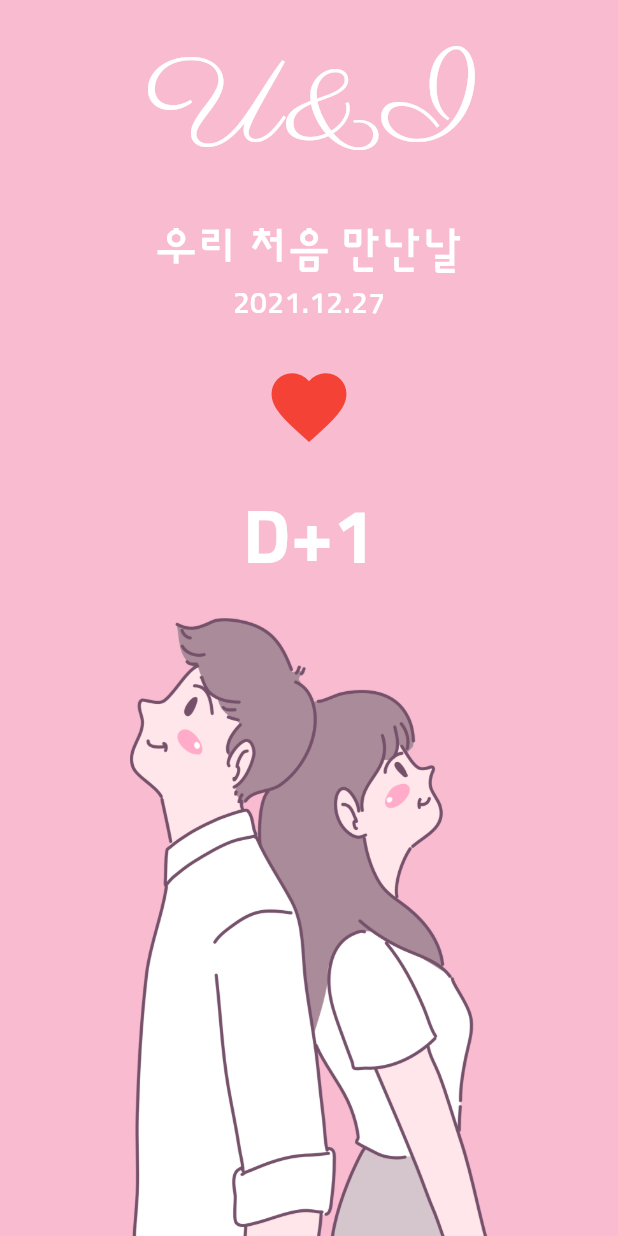
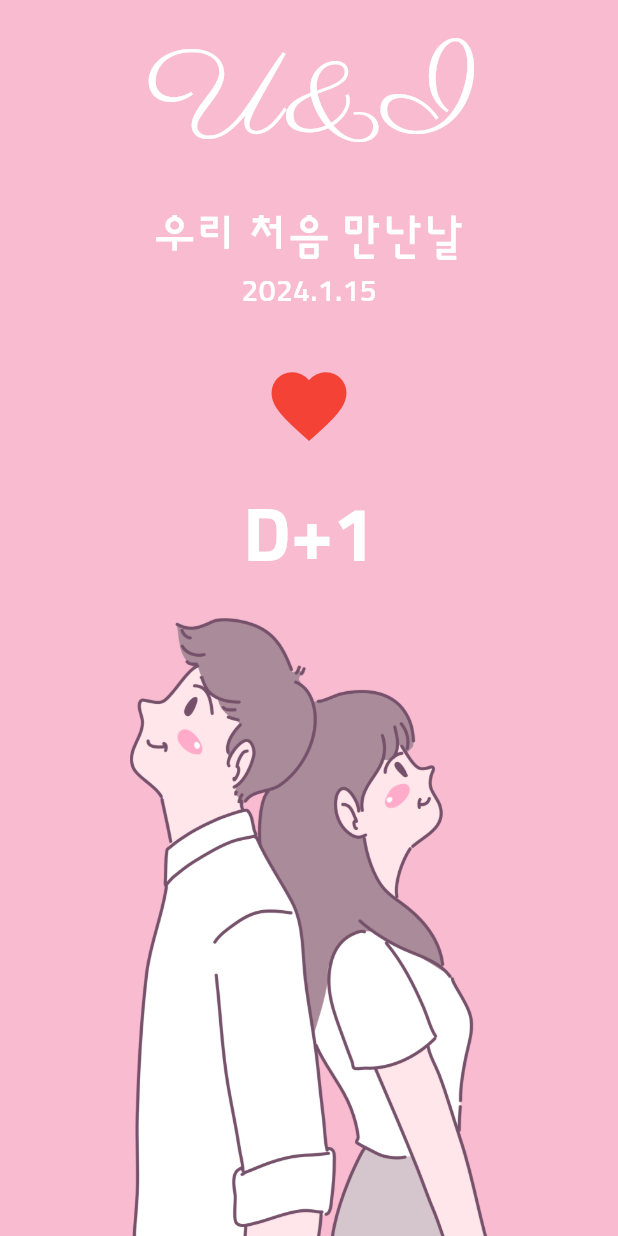
Before and after one commit to chwnnn/flutter-D-day-Calculator, a Flutter app: the screen it shows after launch, on a phone screen of 412 x 824 dp. Run offline on Flutter 3.47's test engine with Material 3 defaults, Android fonts, the phone set to English and light mode, and no system bars.

Commit message:
study day2

```diff
--- a/lib/screen/home_screen.dart
+++ b/lib/screen/home_screen.dart
@@ -1,3 +1,4 @@
+import 'package:flutter/cupertino.dart';
 import 'package:flutter/material.dart';
 
 class HomeScreen extends StatefulWidget {
@@ -8,6 +9,12 @@ class HomeScreen extends StatefulWidget {
 }
 
 class _HomeScreenState extends State<HomeScreen> {
+  DateTime selectedDate = DateTime(
+    DateTime.now().year,
+    DateTime.now().month,
+    DateTime.now().day,
+  );
+
   @override
   Widget build(BuildContext context) {
     return Scaffold(
@@ -18,7 +25,10 @@ class _HomeScreenState extends State<HomeScreen> {
           width: MediaQuery.of(context).size.width,
           child: Column(
             children: [
-              _TopPart(),
+              _TopPart(
+                selectedDate: selectedDate,
+                onPressed: onHeartPressed,
+              ),
               _BottomPart(),
             ],
           ),
@@ -26,61 +36,90 @@ class _HomeScreenState extends State<HomeScreen> {
       ),
     );
   }
+ void onHeartPressed(){
+    final DateTime now = DateTime.now();
+      showCupertinoDialog(
+        context: context,
+        barrierDismissible: true,
+        builder: (BuildContext context) {
+          return Align(
+            alignment: Alignment.bottomCenter,
+            child: Container(
+              color: Colors.white,
+              height: 300.0,
+              child: CupertinoDatePicker(
+                mode: CupertinoDatePickerMode.date,
+                initialDateTime: selectedDate,
+                maximumDate: DateTime(
+                  now.year,
+                  now.month,
+                  now.day,
+                ),
+                onDateTimeChanged: (DateTime date) {
+                  setState(() {
+                    selectedDate = date;
+                  });
+                },
+              ),
+            ),
+          );
+        },
+      );
+    }
 }
 
 class _TopPart extends StatelessWidget {
-  const _TopPart({super.key});
+  final DateTime selectedDate;
+  final VoidCallback onPressed;
+
+  _TopPart({
+    required this.selectedDate,
+    required this.onPressed,
+    Key? key,
+  }) : super(key: key);
 
   @override
   Widget build(BuildContext context) {
+    final theme = Theme.of(context);
+    final size = MediaQuery.of(context).size;
+    final textTheme = theme.textTheme;
+    final now = DateTime.now();
+
     return Expanded(
       child: Column(
         mainAxisAlignment: MainAxisAlignment.spaceEvenly,
         children: [
           Text(
             'U&I',
-            style: TextStyle(
-              color: Colors.white,
-              fontFamily: 'parisienne',
-              fontSize: 80.0,
-            ),
+            style: textTheme.headline1,
           ),
           Column(
             children: [
               Text(
                 '우리 처음 만난날',
-                style: TextStyle(
-                  color: Colors.white,
-                  fontFamily: 'sunflower',
-                  fontSize: 30.0,
-                ),
+                style: textTheme.bodyText1,
               ),
               Text(
-                '2021.12.27',
-                style: TextStyle(
-                  color: Colors.white,
-                  fontFamily: 'sunflower',
-                  fontSize: 20.0,
-                ),
+                '${selectedDate.year}.${selectedDate.month}.${selectedDate.day}',
+                style: textTheme.bodyText2,
               ),
             ],
           ),
           IconButton(
             iconSize: 60.0,
-            onPressed: () {},
+            onPressed: onPressed,
             icon: Icon(
               Icons.favorite,
               color: Colors.red,
             ),
           ),
           Text(
-            'D+1',
-            style: TextStyle(
-              color: Colors.white,
-              fontFamily: 'sunflower',
-              fontSize: 50.0,
-              fontWeight: FontWeight.w700,
-            ),
+            'D+${DateTime(
+                  now.year,
+                  now.month,
+                  now.day,
+                ).difference(selectedDate).inDays + 1}',
+            style: textTheme.headline2,
           ),
         ],
       ),
```
Also changed, not shown: lib/main.dart (+23 -0 lines).
